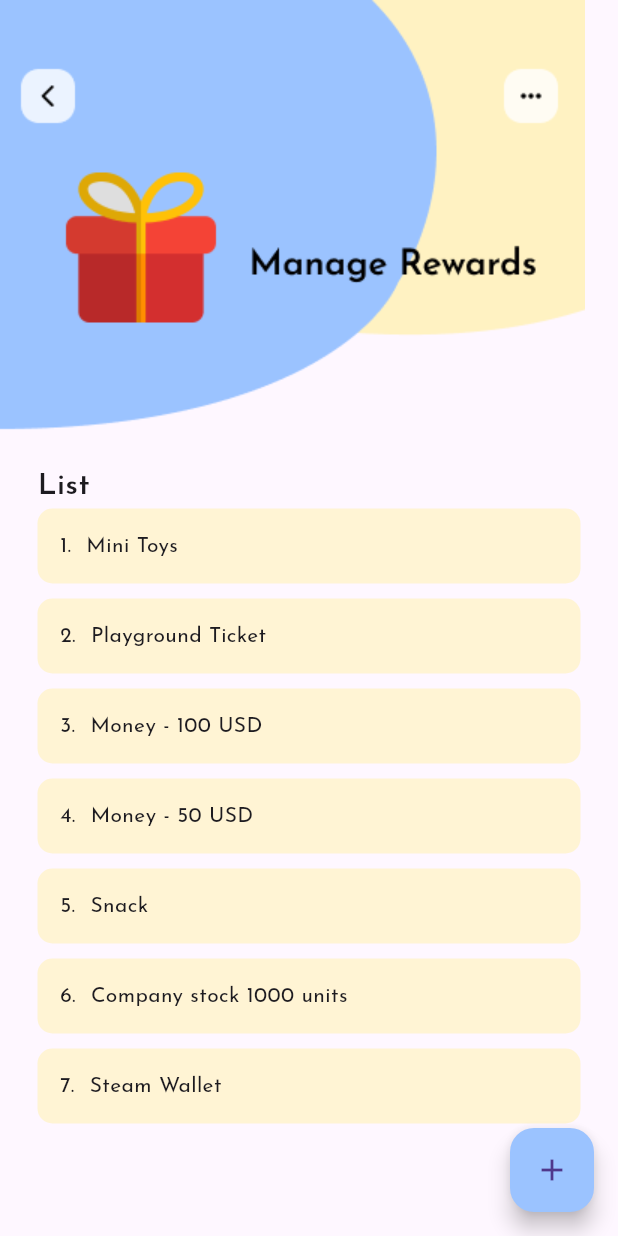
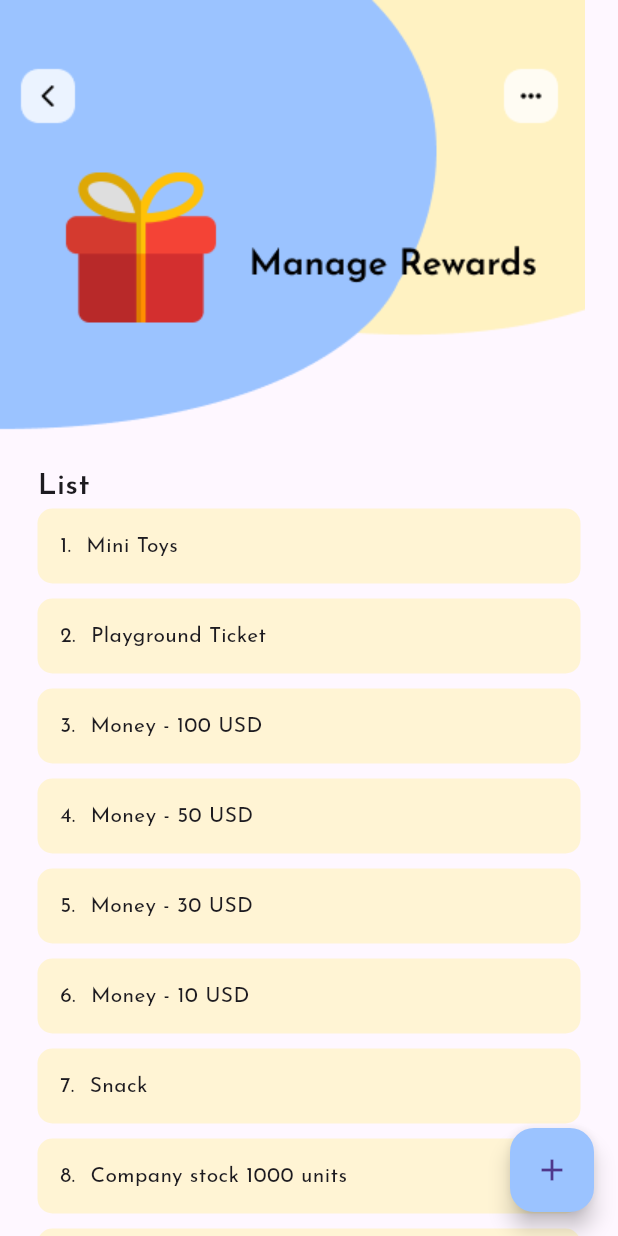
Before and after one commit to ahmadfatihin/kids_chore_app, a Flutter app: the RewardScreen screen opened by its route, on a phone screen of 412 x 824 dp. Run offline on Flutter 3.47's test engine with Material 3 defaults, Android fonts, the phone set to English and light mode, and no system bars; our stand-ins replace get_it, go_router, google_fonts, hive, hive_flutter, injectable and 1 more; accounts and stored records are empty.

Commit message:
change update list to test auto review

```diff
--- a/lib/feature/reward/reward.dart
+++ b/lib/feature/reward/reward.dart
@@ -10,6 +10,8 @@ class RewardScreen extends StatelessWidget {
       'Playground Ticket',
       'Money - 100 USD',
       'Money - 50 USD',
+      'Money - 30 USD',
+      'Money - 10 USD',
       'Snack',
       'Company stock 1000 units',
       'Steam Wallet'
```
